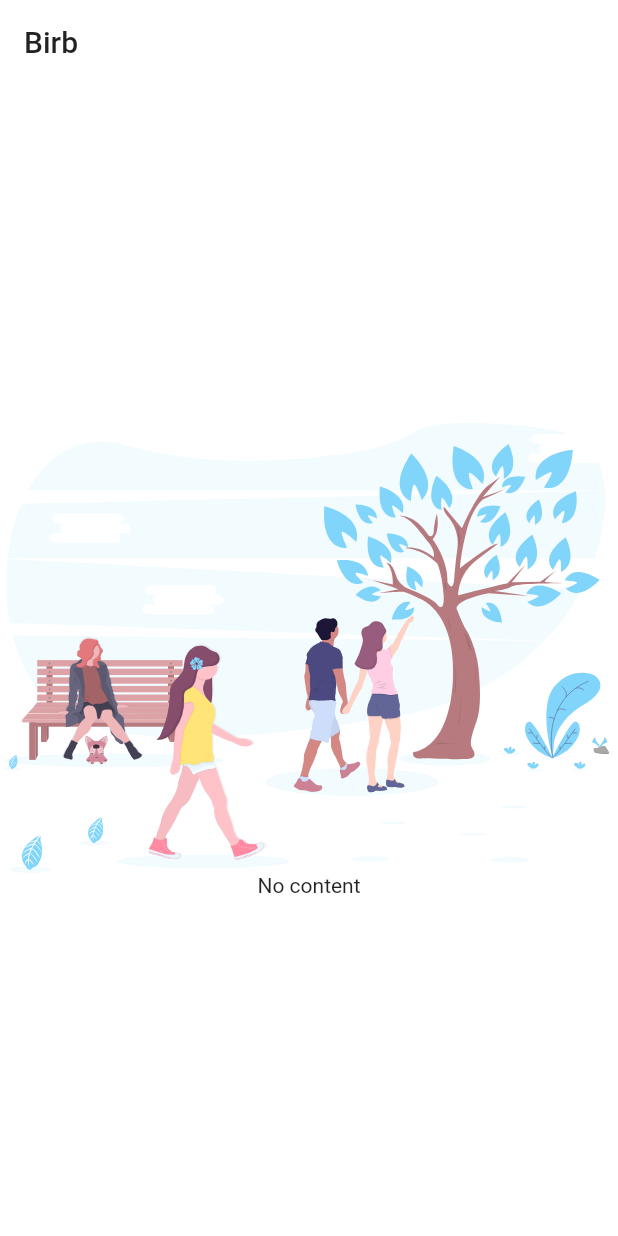
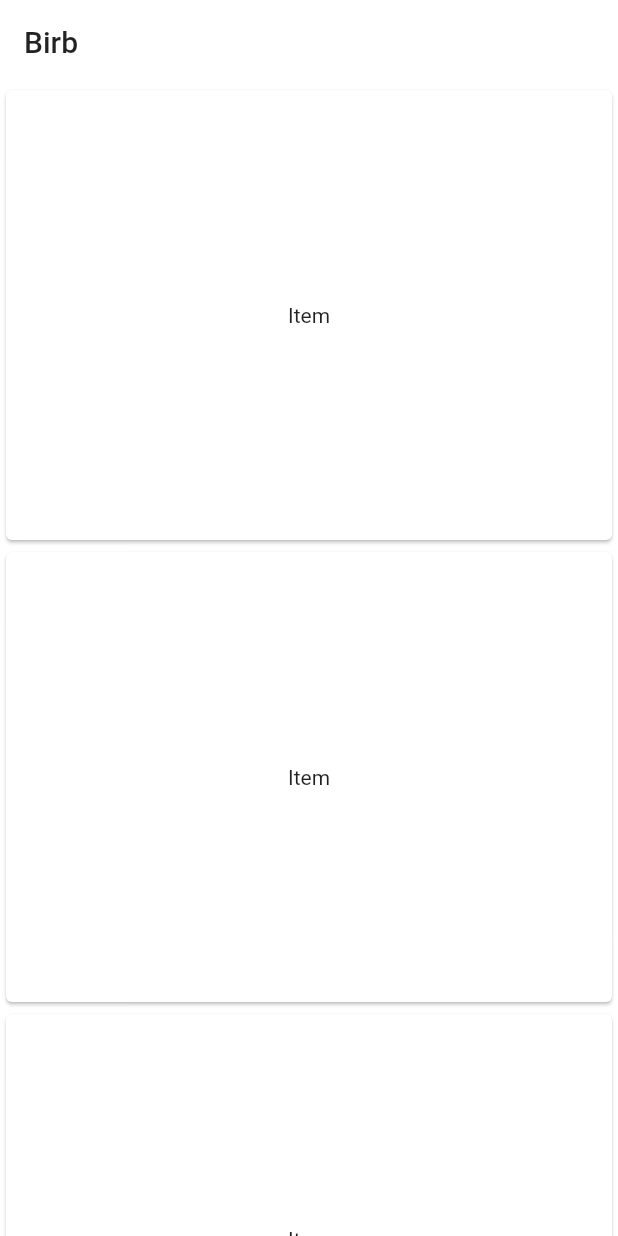
Before and after one commit to weeeBox/month-of-flutter-app, a Flutter app: the screen it shows after launch, on a phone screen of 412 x 824 dp. Run offline on Flutter 3.47's test engine with Material 2 defaults, Android fonts, the phone set to English and light mode, and no system bars; our stand-ins replace flutter_svg.

Commit message:
a list of posts

```diff
--- a/app/lib/main.dart
+++ b/app/lib/main.dart
@@ -1,4 +1,5 @@
 import 'package:birb/no_content.dart';
+import 'package:birb/posts_list.dart';
 import 'package:flutter/material.dart';
 
 import 'package:flutter/services.dart';
@@ -50,7 +51,7 @@ class _MyHomePageState extends State<MyHomePage> {
         title: Text(widget.title),
         elevation: 0.0,
       ),
-      body: NoContent(),
+      body: PostList(),
     );
   }
 }
--- /dev/null
+++ b/app/lib/posts_list.dart
@@ -0,0 +1,21 @@
+import 'package:flutter/material.dart';
+
+class PostList extends StatelessWidget {
+  static const List<int> _items = <int>[0, 1, 2];
+
+  @override
+  Widget build(BuildContext context) {
+    return ListView(
+      children: _items.map((int item) {
+        return Card(
+          child: Container(
+            height: 300,
+            child: const Center(
+              child: Text('Item'),
+            ),
+          ),
+        );
+      }).toList(growable: false),
+    );
+  }
+}
```
